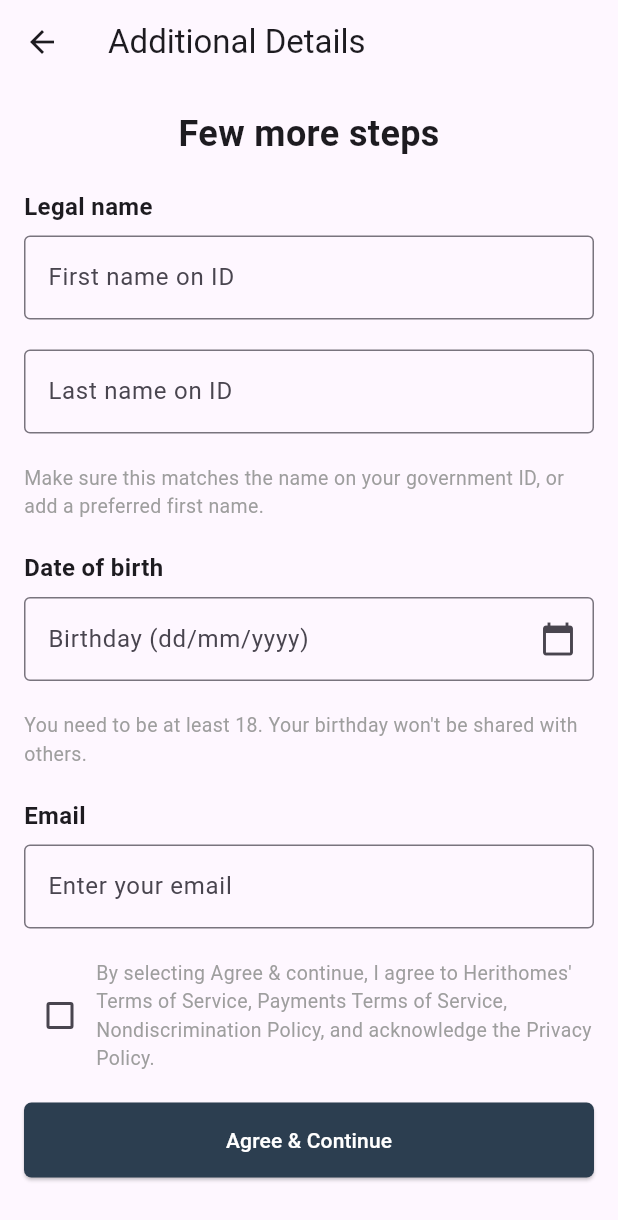
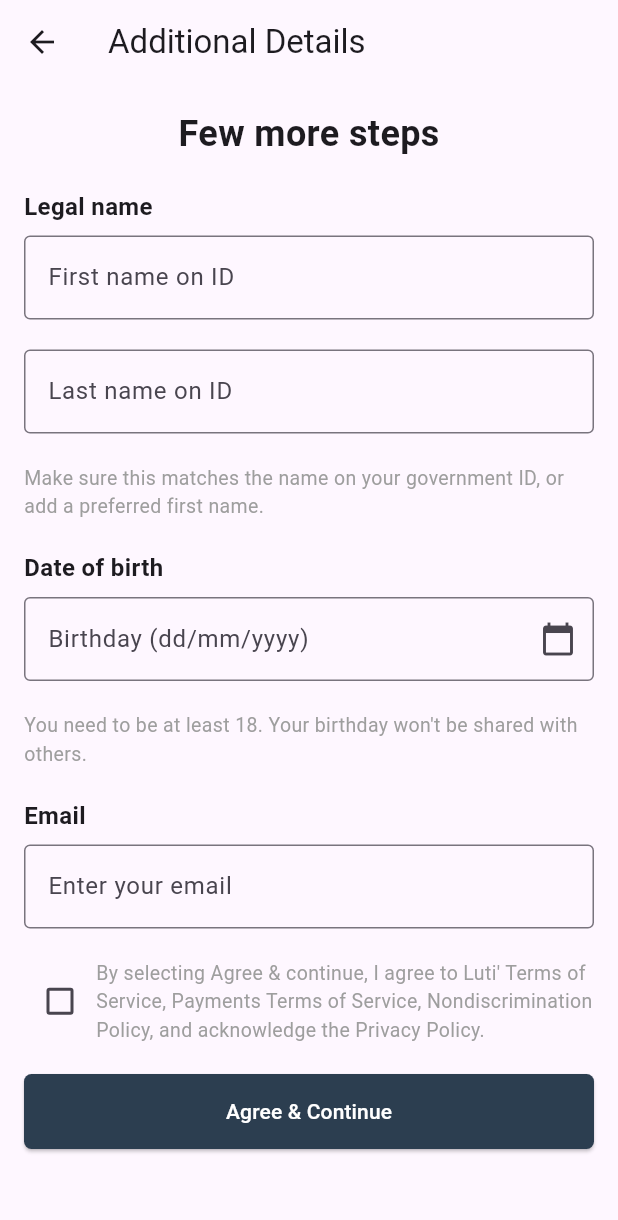
Before and after one commit to dazeez1/Luti, a Flutter app: the AdditionalDetailsPage screen opened by its route, on a phone screen of 412 x 824 dp. Shown: the top 1220 px of the screen. Run offline on Flutter 3.47's test engine with Material 3 defaults, Android fonts, the phone set to English and light mode, and no system bars.

Commit message:
SignUp Details updated

```diff
--- a/lib/screens/additional_details_page.dart
+++ b/lib/screens/additional_details_page.dart
@@ -159,7 +159,7 @@ class _AdditionalDetailsPageState extends State<AdditionalDetailsPage> {
                   ),
                   Expanded(
                     child: Text(
-                      'By selecting Agree & continue, I agree to Herithomes\' Terms of Service, Payments Terms of Service, Nondiscrimination Policy, and acknowledge the Privacy Policy.',
+                      'By selecting Agree & continue, I agree to Luti\' Terms of Service, Payments Terms of Service, Nondiscrimination Policy, and acknowledge the Privacy Policy.',
                       style: TextStyle(fontSize: 13, color: Colors.grey),
                     ),
                   ),
```
